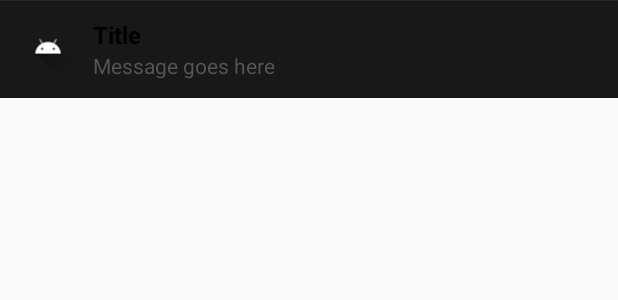
After one commit to SumanAdithan/push-notification-kotlin, an Android app built with Jetpack Compose: the layout notification_custom.xml on its own in the app's theme, with its tools: preview values and no code run, on a phone screen of 412 x 824 dp. The commit adds this screen. Shown: the top 300 px of the screen. Run offline under Robolectric (Android 15) with nearby library versions, the phone set to English and light mode, and no system bars.

```diff
--- a/app/src/main/AndroidManifest.xml
+++ b/app/src/main/AndroidManifest.xml
@@ -2,6 +2,7 @@
 <manifest xmlns:android="http://schemas.android.com/apk/res/android"
     xmlns:tools="http://schemas.android.com/tools">
     <uses-permission android:name="android.permission.POST_NOTIFICATIONS" />
+    <uses-permission android:name="android.permission.BROADCAST_CLOSE_SYSTEM_DIALOGS" tools:ignore="ProtectedPermissions"/>
     <application
         android:allowBackup="true"
         android:dataExtractionRules="@xml/data_extraction_rules"
@@ -12,6 +13,7 @@
         android:supportsRtl="true"
         android:theme="@style/Theme.Pushnotification"
         tools:targetApi="31">
+
         <service
             android:name=".MyFirebaseMessagingService"
             android:exported="false">
--- /dev/null
+++ b/app/src/main/res/layout/notification_custom.xml
@@ -0,0 +1,36 @@
+<?xml version="1.0" encoding="utf-8"?>
+<RelativeLayout xmlns:android="http://schemas.android.com/apk/res/android"
+    android:layout_width="match_parent"
+    android:layout_height="wrap_content"
+    android:padding="12dp"
+    android:background="@drawable/notification_bg">
+
+    <ImageView
+        android:id="@+id/image"
+        android:layout_width="40dp"
+        android:layout_height="40dp"
+        android:src="@drawable/ic_launcher_foreground"
+        android:layout_alignParentStart="true" />
+
+    <TextView
+        android:id="@+id/title"
+        android:layout_toEndOf="@id/image"
+        android:layout_marginStart="10dp"
+        android:layout_width="wrap_content"
+        android:layout_height="wrap_content"
+        android:text="Title"
+        android:textColor="#000"
+        android:textStyle="bold"
+        android:textSize="16sp" />
+
+    <TextView
+        android:id="@+id/message"
+        android:layout_below="@id/title"
+        android:layout_toEndOf="@id/image"
+        android:layout_marginStart="10dp"
+        android:layout_width="wrap_content"
+        android:layout_height="wrap_content"
+        android:text="Message goes here"
+        android:textColor="#555"
+        android:textSize="14sp" />
+</RelativeLayout>
```
Also changed, not shown: app/src/main/java/com/androidmate/pushnotification/MainActivity.kt (+57 -9 lines), app/src/main/java/com/androidmate/pushnotification/MyFirebaseMessagingService.kt (+32 -8 lines), 1 other file.
